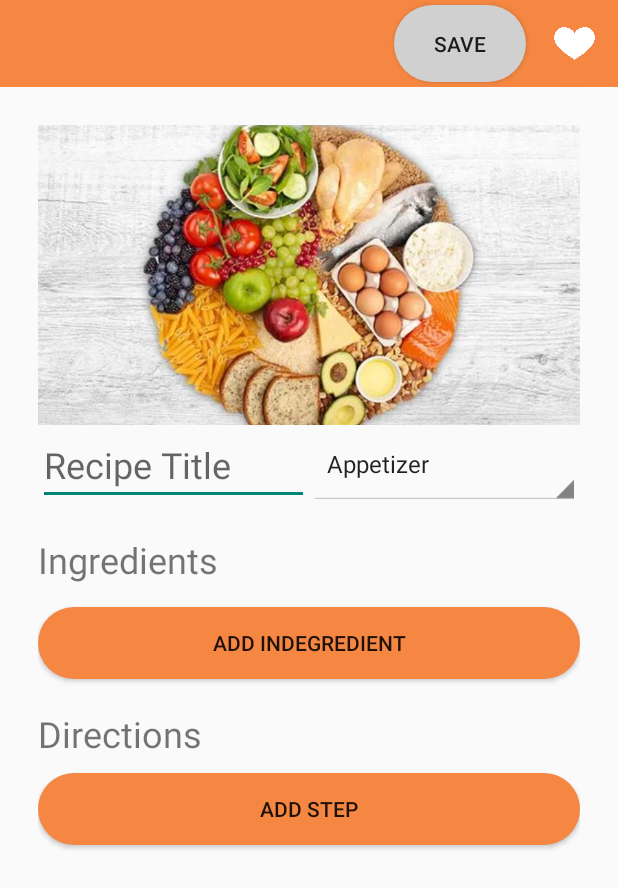
After one commit to desmondsyu/recipes, an Android app: the ViewActivity screen opened directly, with no data from a screen before it, on a phone screen of 412 x 824 dp. The commit adds this screen. Shown: the top 888 px of the screen. Run offline under Robolectric (Android 15) with nearby library versions, the phone set to English and light mode, and no system bars; our stand-ins replace Room's generated code.

Commit message:
Finish view recipe and set fav in the main page

```diff
--- a/app/src/main/AndroidManifest.xml
+++ b/app/src/main/AndroidManifest.xml
@@ -22,6 +22,7 @@
             </intent-filter>
         </activity>
         <activity android:name=".DetailActivity" />
+        <activity android:name=".ViewActivity" />
 
     </application>
 
--- a/app/src/main/java/com/kexin/recipes/DetailActivity.java
+++ b/app/src/main/java/com/kexin/recipes/DetailActivity.java
@@ -99,6 +99,7 @@ public class DetailActivity extends AppCompatActivity {
                 iv_thumbnail.setImageResource(R.drawable.default_thumbnail);
             }
         });
+
         isFavorite = false;
 
         // handle ingredients
--- a/app/src/main/java/com/kexin/recipes/MainActivity.java
+++ b/app/src/main/java/com/kexin/recipes/MainActivity.java
@@ -33,7 +33,11 @@ public class MainActivity extends AppCompatActivity {
     protected void onCreate(Bundle savedInstanceState) {
         super.onCreate(savedInstanceState);
         setContentView(R.layout.activity_main);
-        recipeAdapter = new RecipeAdapter(new ArrayList<>());
+
+        AppDatabase db = Room.databaseBuilder(getApplicationContext(), AppDatabase.class, "recipes").build();
+        RecipeDAO recipeDAO = db.recipeDao();
+
+        recipeAdapter = new RecipeAdapter(new ArrayList<>(), recipeDAO);
 
         recyclerView = findViewById(R.id.rcv_recipes);
         recyclerView.setLayoutManager(new LinearLayoutManager(this));
@@ -79,11 +83,12 @@ public class MainActivity extends AppCompatActivity {
     }
 
     private class LoadRecipesTask extends AsyncTask<Void, Void, List<Recipe>> {
+        AppDatabase db = Room.databaseBuilder(getApplicationContext(),
+                AppDatabase.class, "recipes").build();
 
         @Override
         protected List<Recipe> doInBackground(Void... voids) {
-            AppDatabase db = Room.databaseBuilder(getApplicationContext(),
-                    AppDatabase.class, "recipes").build();
+
             RecipeDAO recipeDAO = db.recipeDao();
             return recipeDAO.getAllRecipes();
         }
@@ -94,12 +99,17 @@ public class MainActivity extends AppCompatActivity {
             if (recipes == null) {
                 recipes = new ArrayList<>();
             }
-            recipeAdapter = new RecipeAdapter(recipes);
+            RecipeDAO recipeDAO = db.recipeDao();
+
+            recipeAdapter = new RecipeAdapter(recipes, recipeDAO);
             recyclerView.setAdapter(recipeAdapter);
         }
     }
 
     private class LoadFavoriteRecipesTask extends AsyncTask<Void, Void, List<Recipe>> {
+        AppDatabase db = Room.databaseBuilder(getApplicationContext(),
+                AppDatabase.class, "recipes").build();
+
         @Override
         protected List<Recipe> doInBackground(Void... voids) {
             AppDatabase db = Room.databaseBuilder(getApplicationContext(),
@@ -110,28 +120,33 @@ public class MainActivity extends AppCompatActivity {
 
         @Override
         protected void onPostExecute(List<Recipe> recipes) {
+            RecipeDAO recipeDAO = db.recipeDao();
             super.onPostExecute(recipes);
             if (recipes == null) {
                 recipes = new ArrayList<>();
             }
-            recipeAdapter = new RecipeAdapter(recipes);
+            recipeAdapter = new RecipeAdapter(recipes, recipeDAO);
             recyclerView.setAdapter(recipeAdapter);
         }
     }
 
     private class SearchRecipesTask extends AsyncTask<String, Void, List<Recipe>> {
+        AppDatabase db = Room.databaseBuilder(getApplicationContext(),
+                AppDatabase.class, "recipes").build();
+
         @Override
         protected List<Recipe> doInBackground(String... strings) {
             String query = strings[0];
-            AppDatabase db = Room.databaseBuilder(getApplicationContext(),
-                    AppDatabase.class, "recipes").build();
+
             RecipeDAO recipeDAO = db.recipeDao();
             return recipeDAO.searchRecipes(query);
         }
 
         @Override
         protected void onPostExecute(List<Recipe> recipes) {
-            recipeAdapter = new RecipeAdapter(recipes);
+            RecipeDAO recipeDAO = db.recipeDao();
+
+            recipeAdapter = new RecipeAdapter(recipes, recipeDAO);
             recyclerView.setAdapter(recipeAdapter);
         }
     }
@@ -140,4 +155,6 @@ public class MainActivity extends AppCompatActivity {
         Intent intent = new Intent(this, DetailActivity.class);
         startActivity(intent);
     }
+
+
 }
--- /dev/null
+++ b/app/src/main/java/com/kexin/recipes/ViewActivity.java
@@ -0,0 +1,113 @@
+package com.kexin.recipes;
+
+import android.graphics.BitmapFactory;
+import android.os.Bundle;
+import android.view.View;
+import android.widget.ArrayAdapter;
+import android.widget.EditText;
+import android.widget.ImageButton;
+import android.widget.ImageView;
+import android.widget.Spinner;
+
+import androidx.annotation.Nullable;
+import androidx.appcompat.app.AppCompatActivity;
+import androidx.recyclerview.widget.LinearLayoutManager;
+import androidx.recyclerview.widget.RecyclerView;
+import androidx.room.Room;
+
+import com.kexin.recipes.adapter.IngredientAdapter;
+import com.kexin.recipes.adapter.StepAdapter;
+import com.kexin.recipes.db.AppDatabase;
+import com.kexin.recipes.models.Ingredient;
+import com.kexin.recipes.models.Recipe;
+import com.kexin.recipes.models.RecipeWithDetail;
+import com.kexin.recipes.models.Step;
+
+import java.util.ArrayList;
+import java.util.HashMap;
+import java.util.List;
+import java.util.concurrent.ExecutorService;
+import java.util.concurrent.Executors;
+
+public class ViewActivity extends AppCompatActivity {
+    EditText et_title;
+    Spinner sp_category;
+    ImageView iv_thumbnail;
+    Boolean isFavorite;
+    ImageButton bt_favorite;
+
+    RecyclerView rv_ingredients;
+    IngredientAdapter ingredientAdapter;
+    List<Ingredient> ingredientList;
+
+    RecyclerView rv_steps;
+    StepAdapter stepAdapter;
+    List<Step> stepList;
+
+    HashMap<String, Integer> categoryImageMap;
+
+    @Override
+    protected void onCreate(@Nullable Bundle savedInstanceState) {
+        super.onCreate(savedInstanceState);
+        setContentView(R.layout.activity_view);
+
+        et_title = findViewById(R.id.et_title);
+        sp_category = findViewById(R.id.sp_category);
+        ArrayAdapter<CharSequence> adapter = ArrayAdapter.createFromResource(
+                this,
+                R.array.category_array,
+                android.R.layout.simple_spinner_item
+        );
+        adapter.setDropDownViewResource(android.R.layout.simple_spinner_dropdown_item);
+        sp_category.setAdapter(adapter);
+        iv_thumbnail = findViewById(R.id.iv_thumbnail);
+        bt_favorite = findViewById(R.id.bt_favorite);
+        rv_ingredients = findViewById(R.id.rv_ingredient);
+        rv_steps = findViewById(R.id.rv_step);
+        ingredientList = new ArrayList<>();
+        stepList = new ArrayList<>();
+
+        ingredientAdapter = new IngredientAdapter(ingredientList);
+        stepAdapter = new StepAdapter(stepList);
+
+        rv_ingredients.setLayoutManager(new LinearLayoutManager(this));
+        rv_steps.setLayoutManager(new LinearLayoutManager(this));
+
+        rv_ingredients.setAdapter(ingredientAdapter);
+        rv_steps.setAdapter(stepAdapter);
+
+        long recipeId = getIntent().getIntExtra("id", -1);
+        if (recipeId != -1) {
+            loadRecipeDetails(recipeId);
+        }
+    }
+
+    private void loadRecipeDetails(long recipeId) {
+        ExecutorService executor = Executors.newSingleThreadExecutor();
+        executor.execute(() -> {
+            AppDatabase db = Room.databaseBuilder(getApplicationContext(),
+                    AppDatabase.class, "recipes").build();
+
+            RecipeWithDetail recipeWithDetail = db.recipeDao().getRecipeWithDetails(recipeId);
+
+            runOnUiThread(() -> {
+                et_title.setText(recipeWithDetail.recipe.getTitle());
+                sp_category.setSelection(getCategoryPosition(recipeWithDetail.recipe.getCategory()));
+                iv_thumbnail.setImageBitmap(BitmapFactory.decodeByteArray(recipeWithDetail.recipe.getThumbnail(), 0, recipeWithDetail.recipe.getThumbnail().length));
+
+                ingredientAdapter.setIngredients(recipeWithDetail.ingredients);
+                stepAdapter.setSteps(recipeWithDetail.steps);
+            });
+        });
+    }
+
+    private int getCategoryPosition(String category) {
+        String[] categories = getResources().getStringArray(R.array.category_array);
+        for (int i = 0; i < categories.length; i++) {
+            if (categories[i].equals(category)) {
+                return i;
+            }
+        }
+        return 0;
+    }
+}
--- a/app/src/main/java/com/kexin/recipes/adapter/IngredientAdapter.java
+++ b/app/src/main/java/com/kexin/recipes/adapter/IngredientAdapter.java
@@ -111,4 +111,10 @@ public class IngredientAdapter extends RecyclerView.Adapter<IngredientAdapter.Vi
     public List<Ingredient> getIngredients() {
         return ingredientList;
     }
+
+    public void setIngredients(List<Ingredient> ingredients) {
+        ingredientList.clear();
+        ingredientList.addAll(ingredients);
+        notifyDataSetChanged();
+    }
 }
--- a/app/src/main/java/com/kexin/recipes/adapter/RecipeAdapter.java
+++ b/app/src/main/java/com/kexin/recipes/adapter/RecipeAdapter.java
@@ -1,5 +1,7 @@
 package com.kexin.recipes.adapter;
 
+import android.content.Context;
+import android.content.Intent;
 import android.graphics.Bitmap;
 import android.graphics.BitmapFactory;
 import android.os.AsyncTask;
@@ -15,8 +17,10 @@ import androidx.annotation.NonNull;
 import androidx.recyclerview.widget.RecyclerView;
 import androidx.room.Room;
 
+import com.kexin.recipes.DetailActivity;
 import com.kexin.recipes.MainActivity;
 import com.kexin.recipes.R;
+import com.kexin.recipes.ViewActivity;
 import com.kexin.recipes.dao.RecipeDAO;
 import com.kexin.recipes.db.AppDatabase;
 import com.kexin.recipes.models.Ingredient;
@@ -26,9 +30,11 @@ import java.util.List;
 
 public class RecipeAdapter extends RecyclerView.Adapter<RecipeAdapter.ViewHolder> {
     private final List<Recipe> recipeList;
+    private final RecipeDAO recipeDAO;
 
-    public RecipeAdapter(List<Recipe> recipeList) {
+    public RecipeAdapter(List<Recipe> recipeList, RecipeDAO recipeDAO) {
         this.recipeList = recipeList;
+        this.recipeDAO = recipeDAO;
     }
 
     public static class ViewHolder extends RecyclerView.ViewHolder {
@@ -43,22 +49,21 @@ public class RecipeAdapter extends RecyclerView.Adapter<RecipeAdapter.ViewHolder
             btFavorite = view.findViewById(R.id.bt_favorite);
         }
 
-        public void bind(Recipe recipe) {
+        public void bind(Recipe recipe, RecipeDAO recipeDAO) {
             tvTitle.setText(recipe.getTitle());
-
             if (recipe.getThumbnail() != null) {
                 Bitmap bitmap = BitmapFactory.decodeByteArray(recipe.getThumbnail(), 0, recipe.getThumbnail().length);
                 ivThumbnail.setImageBitmap(bitmap);
             } else {
                 ivThumbnail.setImageResource(R.drawable.default_thumbnail);
             }
-
             btFavorite.setImageResource(recipe.getIsFavorite() ? R.drawable.heart_true : R.drawable.heart_false);
 
             btFavorite.setOnClickListener(v -> {
                 recipe.setIsFavorite(!recipe.getIsFavorite());
+                btFavorite.setImageResource(recipe.getIsFavorite() ? R.drawable.heart_true : R.drawable.heart_false);
 
-                btFavorite.setImageResource(recipe.getIsFavorite() ? R.drawable.heart_true : R.drawable.heart_false);
+                AsyncTask.execute(() -> recipeDAO.update(recipe));
             });
         }
     }
@@ -74,13 +79,18 @@ public class RecipeAdapter extends RecyclerView.Adapter<RecipeAdapter.ViewHolder
     @Override
     public void onBindViewHolder(ViewHolder viewHolder, final int position) {
         Recipe recipe = recipeList.get(position);
-        viewHolder.bind(recipe);
+        viewHolder.bind(recipe, recipeDAO);
+
+        viewHolder.itemView.setOnClickListener(v -> {
+            Context context = v.getContext();
+            Intent intent = new Intent(context, ViewActivity.class);
+            intent.putExtra("id", recipe.getId());
+            context.startActivity(intent);
+        });
     }
 
     @Override
     public int getItemCount() {
         return recipeList.size();
     }
-
-
 }
--- a/app/src/main/java/com/kexin/recipes/adapter/StepAdapter.java
+++ b/app/src/main/java/com/kexin/recipes/adapter/StepAdapter.java
@@ -77,4 +77,10 @@ public class StepAdapter extends RecyclerView.Adapter<StepAdapter.ViewHolder> {
     public List<Step> getSteps() {
         return stepList;
     }
+
+    public void setSteps(List<Step> steps) {
+        stepList.clear();
+        stepList.addAll(steps);
+        notifyDataSetChanged();
+    }
 }
--- a/app/src/main/java/com/kexin/recipes/dao/RecipeDAO.java
+++ b/app/src/main/java/com/kexin/recipes/dao/RecipeDAO.java
@@ -67,4 +67,8 @@ public interface RecipeDAO {
 
     @Update
     void update(Recipe recipe);
+
+    @Transaction
+    @Query("SELECT * FROM recipe WHERE id = :recipeId")
+    RecipeWithDetail getRecipeWithDetails(long recipeId);
 }
--- a/app/src/main/java/com/kexin/recipes/db/AppDatabase.java
+++ b/app/src/main/java/com/kexin/recipes/db/AppDatabase.java
@@ -1,9 +1,6 @@
 package com.kexin.recipes.db;
 
-import android.content.Context;
-
 import androidx.room.Database;
-import androidx.room.Room;
 import androidx.room.RoomDatabase;
 
 import com.kexin.recipes.dao.RecipeDAO;
--- /dev/null
+++ b/app/src/main/res/layout/activity_view.xml
@@ -0,0 +1,156 @@
+<?xml version="1.0" encoding="utf-8"?>
+<androidx.constraintlayout.widget.ConstraintLayout xmlns:android="http://schemas.android.com/apk/res/android"
+    xmlns:app="http://schemas.android.com/apk/res-auto"
+    android:layout_width="match_parent"
+    android:layout_height="match_parent">
+
+    <ImageView
+        android:id="@+id/iv_title"
+        android:layout_width="0dp"
+        android:layout_height="0dp"
+        android:background="#f58742"
+        android:contentDescription="background"
+        app:layout_constraintBottom_toTopOf="@id/gl_h10"
+        app:layout_constraintEnd_toEndOf="parent"
+        app:layout_constraintStart_toStartOf="parent"
+        app:layout_constraintTop_toTopOf="parent" />
+
+    <Button
+        android:id="@+id/bt_save"
+        android:layout_width="wrap_content"
+        android:layout_height="0dp"
+        android:layout_margin="3dp"
+        android:background="@drawable/circular_button_grey"
+        android:onClick="saveClicked"
+        android:text="Save"
+        app:layout_constraintBottom_toTopOf="@+id/gl_h10"
+        app:layout_constraintRight_toLeftOf="@id/bt_favorite"
+        app:layout_constraintTop_toTopOf="parent" />
+
+    <ImageButton
+        android:id="@+id/bt_favorite"
+        android:layout_width="0dp"
+        android:layout_height="0dp"
+        android:background="@drawable/circular_button_themecolor"
+        android:contentDescription="favorite button"
+        android:onClick="bt_favoriteClicked"
+        android:padding="15dp"
+        android:scaleType="centerInside"
+        android:src="@drawable/heart_false"
+        app:layout_constraintBottom_toTopOf="@+id/gl_h10"
+        app:layout_constraintDimensionRatio="1:1"
+        app:layout_constraintRight_toRightOf="parent"
+        app:layout_constraintTop_toTopOf="parent" />
+
+    <androidx.constraintlayout.widget.Guideline
+        android:id="@+id/gl_h10"
+        android:layout_width="wrap_content"
+        android:layout_height="wrap_content"
+        android:orientation="horizontal"
+        app:layout_constraintGuide_percent="0.07" />
+
+    <ScrollView
+        android:layout_width="match_parent"
+        android:layout_height="0dp"
+        android:layout_margin="5dp"
+        app:layout_constraintBottom_toBottomOf="parent"
+        app:layout_constraintEnd_toEndOf="parent"
+        app:layout_constraintStart_toStartOf="parent"
+        app:layout_constraintTop_toBottomOf="@id/gl_h10">
+
+        <LinearLayout
+            android:id="@+id/ll_recipe_detail"
+            android:layout_width="match_parent"
+            android:layout_height="match_parent"
+            android:layout_margin="20dp"
+            android:gravity="center_horizontal"
+            android:orientation="vertical">
+
+            <ImageView
+                android:id="@+id/iv_thumbnail"
+                android:layout_width="match_parent"
+                android:layout_height="200dp"
+                android:background="#f58742"
+                android:contentDescription="thumbnail"
+                android:scaleType="centerCrop"
+                android:src="@drawable/default_thumbnail" />
+
+            <androidx.constraintlayout.widget.ConstraintLayout
+                android:id="@+id/cl_title"
+                android:layout_width="match_parent"
+                android:layout_height="wrap_content">
+
+                <EditText
+                    android:id="@+id/et_title"
+                    android:layout_width="0dp"
+                    android:layout_height="wrap_content"
+                    android:hint="Recipe Title"
+                    android:textSize="24sp"
+                    app:layout_constraintBottom_toBottomOf="parent"
+                    app:layout_constraintEnd_toStartOf="@id/sp_category"
+                    app:layout_constraintStart_toStartOf="parent"
+                    app:layout_constraintTop_toTopOf="parent" />
+
+                <Spinner
+                    android:id="@+id/sp_category"
+                    android:layout_width="0dp"
+                    android:layout_height="0dp"
+                    android:layout_weight="1"
+                    android:hint="Category"
+                    android:theme="@android:style/Theme.Holo.Light.DarkActionBar"
+                    app:layout_constraintBottom_toBottomOf="parent"
+                    app:layout_constraintEnd_toEndOf="parent"
+                    app:layout_constraintStart_toEndOf="@id/et_title"
+                    app:layout_constraintTop_toTopOf="parent" />
+
+            </androidx.constraintlayout.widget.ConstraintLayout>
+
+            <TextView
+                android:id="@+id/tv_ingredient"
+                android:layout_width="match_parent"
+                android:layout_height="wrap_content"
+                android:layout_marginTop="20dp"
+                android:text="Ingredients"
+                android:textSize="24sp" />
+
+            <androidx.recyclerview.widget.RecyclerView
+                android:id="@+id/rv_ingredient"
+                android:layout_width="match_parent"
+                android:layout_height="wrap_content"
+                android:layout_marginTop="10dp" />
+
+            <Button
+                android:id="@+id/bt_addingredients"
+                android:layout_width="match_parent"
+                android:layout_height="wrap_content"
+                android:layout_marginTop="5dp"
+                android:background="@drawable/circular_button_themecolor"
+                android:onClick="addNewIngredient"
+                android:text="Add Indegredient" />
+
+            <TextView
+                android:id="@+id/tv_direction"
+                android:layout_width="match_parent"
+                android:layout_height="wrap_content"
+                android:layout_marginTop="20dp"
+                android:text="Directions"
+                android:textSize="24sp" />
+
+            <androidx.recyclerview.widget.RecyclerView
+                android:id="@+id/rv_step"
+                android:layout_width="match_parent"
+                android:layout_height="wrap_content"
+                android:layout_marginTop="10dp" />
+
+            <Button
+                android:id="@+id/bt_addstep"
+                android:layout_width="match_parent"
+                android:layout_height="wrap_content"
+                android:layout_marginBottom="20dp"
+                android:background="@drawable/circular_button_themecolor"
+                android:onClick="addNewStep"
+                android:text="Add Step" />
+        </LinearLayout>
+    </ScrollView>
+
+</androidx.constraintlayout.widget.ConstraintLayout>
```
